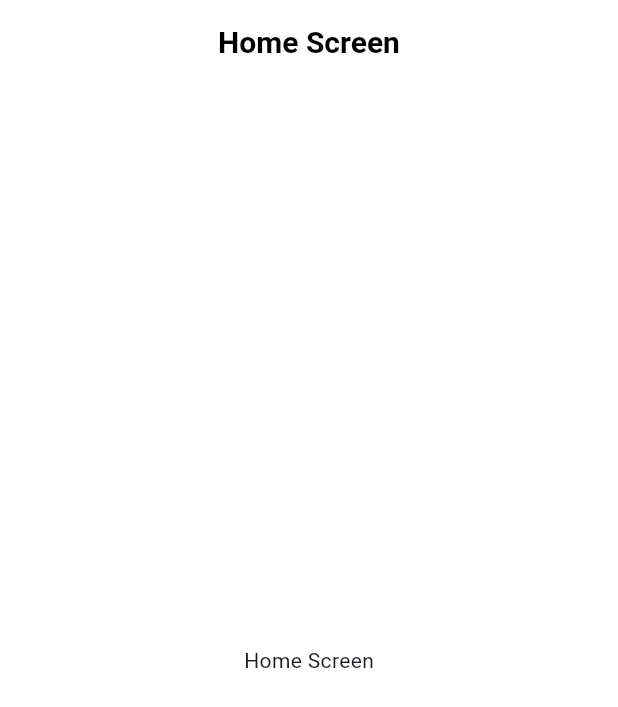
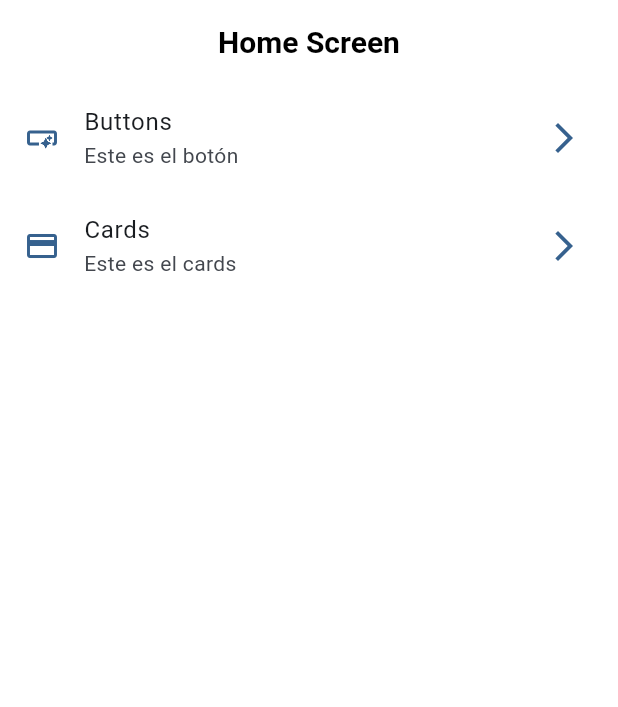
Before and after one commit to Jeudry/FlutterWidgetsApp, a Flutter app: the screen it shows after launch, on a phone screen of 412 x 824 dp. Shown: the top 707 px of the screen. Run offline on Flutter 3.47's test engine with Material 3 defaults, Android fonts, the phone set to English and light mode, and no system bars.

Commit message:
rutas basicas configuradas

```diff
--- a/lib/config/menu/menu_items.dart
+++ b/lib/config/menu/menu_items.dart
@@ -3,21 +3,26 @@ import 'package:flutter/material.dart';
 class MenuItem {
   final String title;
   final String subTitle;
-  final String link;
+  final String route;
   final IconData icon;
 
   const MenuItem({
     required this.title,
     required this.subTitle,
-    required this.link,
+    required this.route,
     required this.icon,
   });
 }
 
 const appMenuItems = <MenuItem>[
   MenuItem(
-      title: 'Hola',
-      subTitle: 'Holaa',
-      link: 'link',
-      icon: Icons.smart_button_outlined)
+      title: 'Buttons',
+      subTitle: 'Este es el botón',
+      route: '/buttons',
+      icon: Icons.smart_button_outlined),
+  MenuItem(
+      title: 'Cards',
+      subTitle: 'Este es el cards',
+      route: '/cards',
+      icon: Icons.credit_card),
 ];
--- a/lib/main.dart
+++ b/lib/main.dart
@@ -1,5 +1,7 @@
 import 'package:flutter/material.dart';
 import 'package:widgets_app/config/themes/app_theme.dart';
+import 'package:widgets_app/presentation/screens/buttons/buttons_screen.dart';
+import 'package:widgets_app/presentation/screens/cards/card_screen.dart';
 import 'package:widgets_app/presentation/screens/home/home_screen.dart';
 
 void main() {
@@ -14,6 +16,10 @@ class MainApp extends StatelessWidget {
     return MaterialApp(
         debugShowCheckedModeBanner: false,
         theme: AppTheme(selectedColor: 0).getTheme(),
-        home: const HomeScreen());
+        home: const HomeScreen(),
+        routes: {
+          '/buttons': (context) => const ButtonsScreen(),
+          '/card': (context) => const CardScreen(),
+        });
   }
 }
--- a/lib/presentation/screens/home/home_screen.dart
+++ b/lib/presentation/screens/home/home_screen.dart
@@ -1,4 +1,5 @@
 import 'package:flutter/material.dart';
+import 'package:widgets_app/config/menu/menu_items.dart';
 
 class HomeScreen extends StatelessWidget {
   const HomeScreen({super.key});
@@ -9,8 +10,48 @@ class HomeScreen extends StatelessWidget {
         appBar: AppBar(
           title: const Text('Home Screen'),
         ),
-        body: const Center(
-          child: Text('Home Screen'),
-        ));
+        body: const _HomeView());
   }
 }
+
+class _HomeView extends StatelessWidget {
+  const _HomeView();
+
+  @override
+  Widget build(BuildContext context) {
+    return ListView.builder(
+        physics: const BouncingScrollPhysics(),
+        itemCount: appMenuItems.length,
+        itemBuilder: (context, index) {
+          final item = appMenuItems[index];
+          return _CustomListTile(item: item);
+        });
+  }
+}
+
+class _CustomListTile extends StatelessWidget {
+  const _CustomListTile({
+    super.key,
+    required this.item,
+  });
+
+  final MenuItem item;
+
+  @override
+  Widget build(BuildContext context) {
+    final theme = Theme.of(context).colorScheme;
+
+    return ListTile(
+      leading: Icon(
+        item.icon,
+        color: theme.primary,
+      ),
+      trailing: Icon(Icons.arrow_forward_ios, color: theme.primary),
+      title: Text(item.title),
+      subtitle: Text(item.subTitle),
+      onTap: () {
+        Navigator.pushNamed(context, item.route);
+      },
+    );
+  }
+}
```
Also changed, not shown: lib/presentation/screens/buttons/buttons_screen.dart (added, +14 -0 lines), lib/presentation/screens/cards/card_screen.dart (added, +14 -0 lines).
